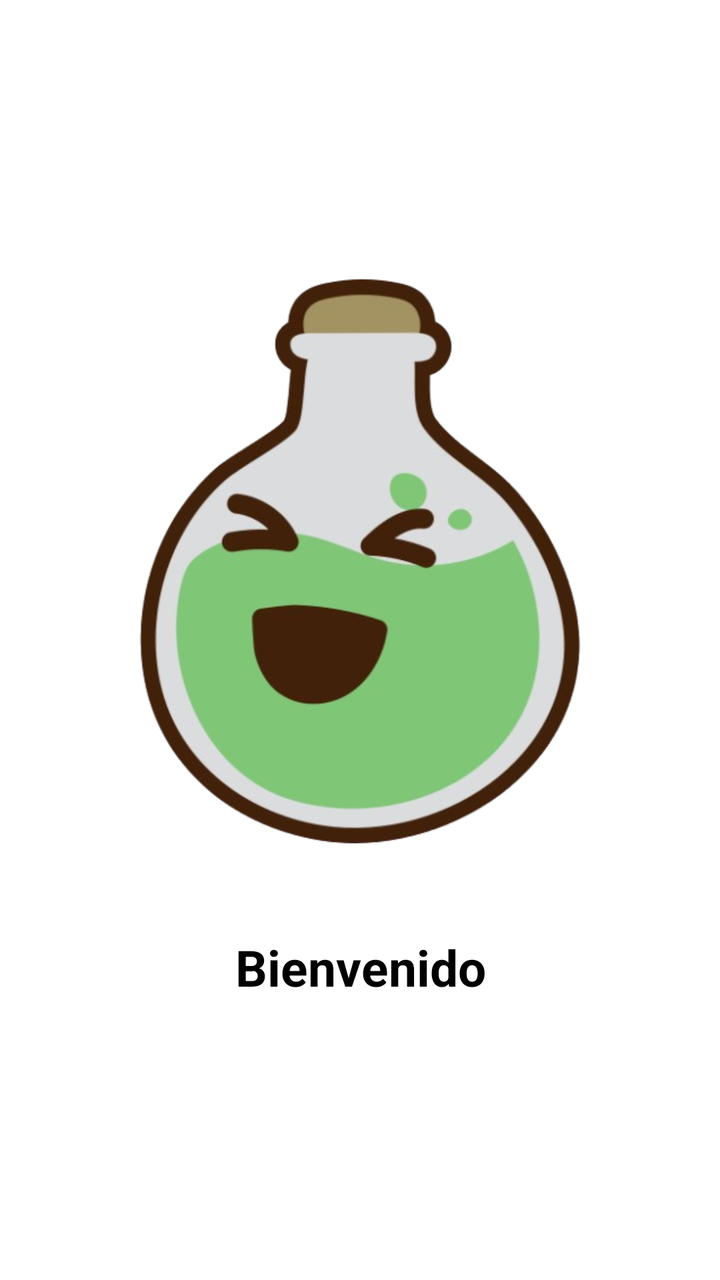
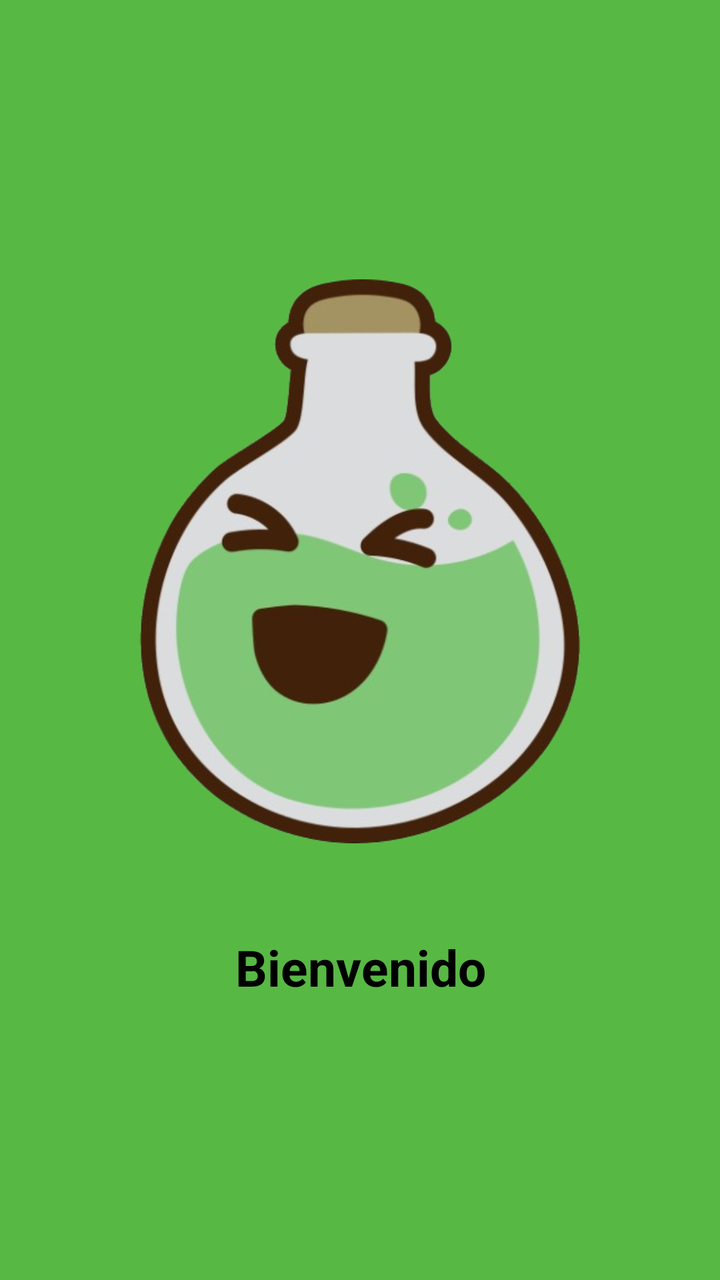

An Android layout rendered at two revisions. The XML below is the earlier revision; the diff shows what the commit changed to produce the second picture.
<!-- AndroidManifest.xml: application theme Theme.App -->
<!-- res/layout/activity_splash.xml -->
<?xml version="1.0" encoding="utf-8"?>
<LinearLayout xmlns:android="http://schemas.android.com/apk/res/android"
    xmlns:app="http://schemas.android.com/apk/res-auto"
    xmlns:tools="http://schemas.android.com/tools"
    android:id="@+id/main"
    android:layout_width="match_parent"
    android:layout_height="match_parent"
    android:orientation="vertical"
    android:gravity="center"
    android:background="@color/white"
    tools:context=".SplashActivity">

    <ImageView
        android:id="@+id/imageView"
        android:layout_width="290dp"
        android:layout_height="282dp"
        app:srcCompat="@drawable/logo_app" />

    <TextView
        android:layout_width="match_parent"
        android:layout_height="wrap_content"
        android:text="@string/text_welcome"
        android:paddingStart="15dp"
        android:paddingEnd="15dp"
        android:gravity="center"
        android:layout_marginTop="45dp"
        android:textSize="25sp"
        android:textStyle="bold"
        android:textColor="@color/black"
    />

</LinearLayout>
<!-- resources referenced by this layout -->
<resources>
  <color name="black">#FF000000</color>
  <color name="white">#FFFFFFFF</color>
  <!-- drawable logo_app: png bitmap (drawable, 158709 bytes) -->
  <string name="text_welcome">Bienvenido</string>
  <style name="Theme.App" parent="Base.Theme.App" />
  <style name="Base.Theme.App" parent="Theme.Material3.DayNight.NoActionBar">
          
          
      </style>
</resources>

<!-- the commit's change to res/layout/activity_splash.xml (unified diff, before → after) -->
@@ -7,11 +7,10 @@
     android:layout_height="match_parent"
     android:orientation="vertical"
     android:gravity="center"
-    android:background="@color/white"
-    tools:context=".SplashActivity">
+    android:background="@color/green"
+    tools:context=".ui.inicio.SplashActivity">
 
     <ImageView
-        android:id="@+id/imageView"
         android:layout_width="290dp"
         android:layout_height="282dp"
         app:srcCompat="@drawable/logo_app" />
<!-- resource entries referenced after the edit -->
@@ -1,7 +1,7 @@
 <!-- resources referenced by this layout -->
 <resources>
   <color name="black">#FF000000</color>
-  <color name="white">#FFFFFFFF</color>
+  <color name="green">#58B844</color>
   <!-- drawable logo_app: png bitmap (drawable, 158709 bytes) -->
   <string name="text_welcome">Bienvenido</string>
   <style name="Theme.App" parent="Base.Theme.App" />
